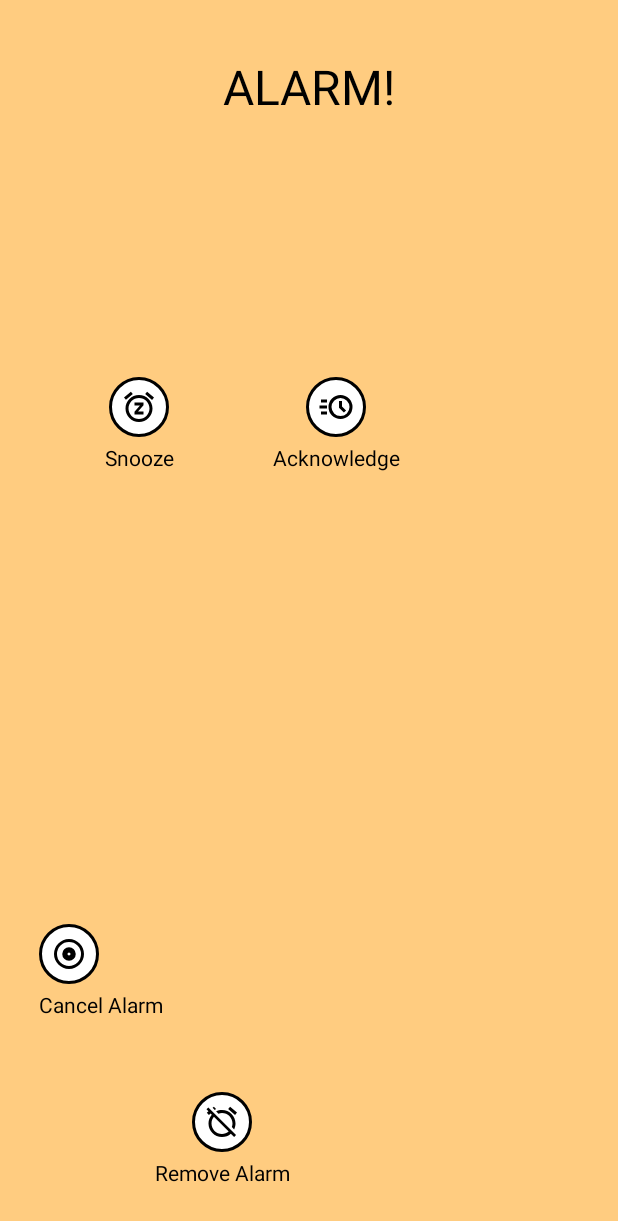
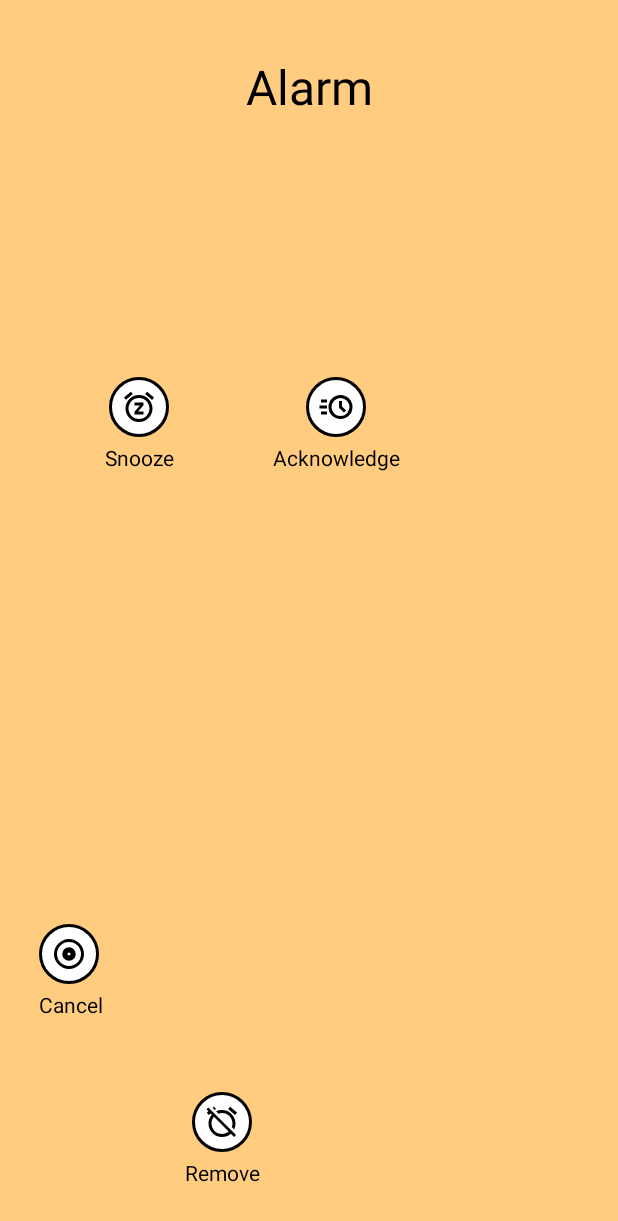
Before and after one commit to Vanderom-Cantrip/FocusAlarm, an Android app: the layout activity_alarm.xml on its own in the app's theme, with its tools: preview values and no code run, on a phone screen of 412 x 824 dp. Shown: the top 1221 px of the screen. Run offline under Robolectric (Android 15) with nearby library versions, the phone set to English and light mode, and no system bars.

```diff
--- a/app/src/main/AndroidManifest.xml
+++ b/app/src/main/AndroidManifest.xml
@@ -3,6 +3,8 @@
     package="com.cantrip.focusalarm">
 
     <uses-permission android:name="android.permission.VIBRATE" />
+    <uses-permission android:name="android.permission.SET_ALARM" />
+    <uses-permission android:name="android.permission.SCHEDULE_EXACT_ALARM" />
 
     <application
         android:label="@string/app_name"
--- a/app/src/main/res/values/colors.xml
+++ b/app/src/main/res/values/colors.xml
@@ -1,5 +1,11 @@
 <?xml version="1.0" encoding="utf-8"?>
 <resources>
+    <color name="purple_200">#FFBB86FC</color>
+    <color name="purple_500">#FF6200EE</color>
+    <color name="purple_700">#FF3700B3</color>
+    <color name="teal_200">#FF03DAC5</color>
+    <color name="teal_700">#FF018786</color>
     <color name="black">#FF000000</color>
     <color name="white">#FFFFFFFF</color>
+    <color name="alarm_button_color">#FFCC80</color>
 </resources>
--- a/app/src/main/res/values/strings.xml
+++ b/app/src/main/res/values/strings.xml
@@ -1,12 +1,9 @@
-<?xml version="1.0" encoding="utf-8"?>
 <resources>
-    <!-- The app name used in the manifest -->
     <string name="app_name">FocusAlarm</string>
-
-    <!-- Strings used in your layouts -->
-    <string name="alarm_title">ALARM!</string>
+    <string name="alarm_is_ringing">%1$s is ringing!</string>
     <string name="snooze">Snooze</string>
     <string name="acknowledge">Acknowledge</string>
-    <string name="cancel_alarm">Cancel Alarm</string>
-    <string name="remove_alarm">Remove Alarm</string>
+    <string name="cancel_alarm">Cancel</string>
+    <string name="remove_alarm">Remove</string>
+    <string name="alarm_title">Alarm</string>
 </resources>
```
Also changed, not shown: app/src/main/java/com/cantrip/focusalarm/AlarmActivity.kt (+7 -11 lines).
